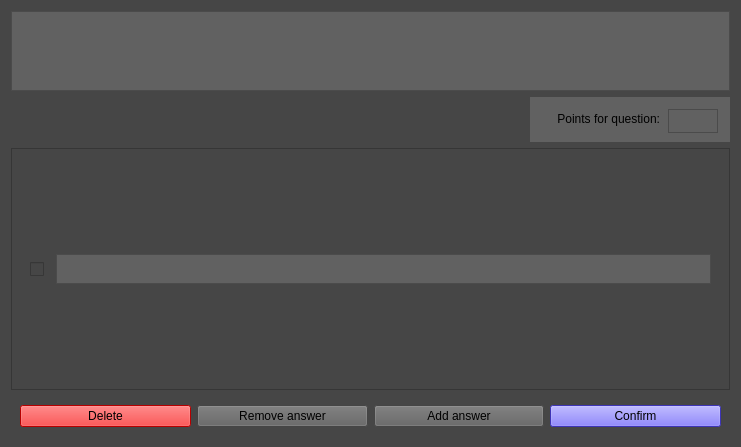
Above: questionSingleChoice.ui from NeoMCHS/testing-app before the change. Below: the same form after it.
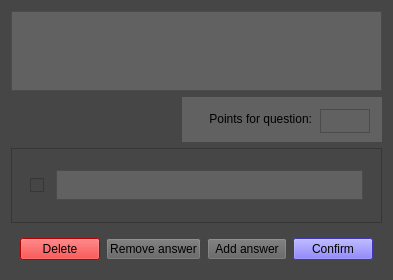
That is the form after the change.

What changed in the file:
```diff
--- a/questionSingleChoice.ui
+++ b/questionSingleChoice.ui
@@ -6,8 +6,8 @@
    <rect>
     <x>0</x>
     <y>0</y>
-    <width>741</width>
-    <height>447</height>
+    <width>376</width>
+    <height>280</height>
    </rect>
   </property>
   <property name="sizePolicy">
@@ -153,8 +153,8 @@
          <rect>
           <x>0</x>
           <y>0</y>
-          <width>713</width>
-          <height>226</height>
+          <width>333</width>
+          <height>76</height>
          </rect>
         </property>
         <layout class="QVBoxLayout" name="verticalLayout_4">
```
